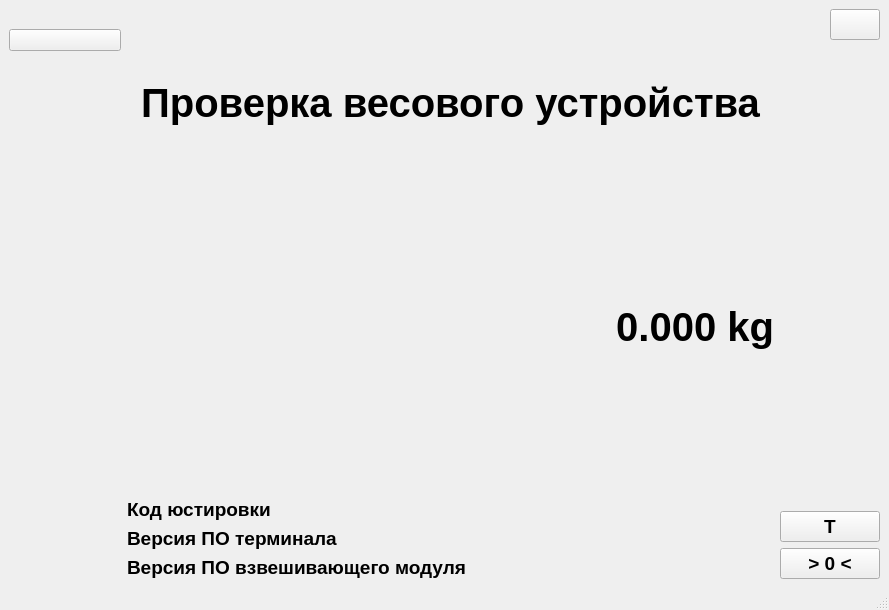
Qt form inspection_module/mainwindow.ui (cyrillwork/MassaK) before a commit.
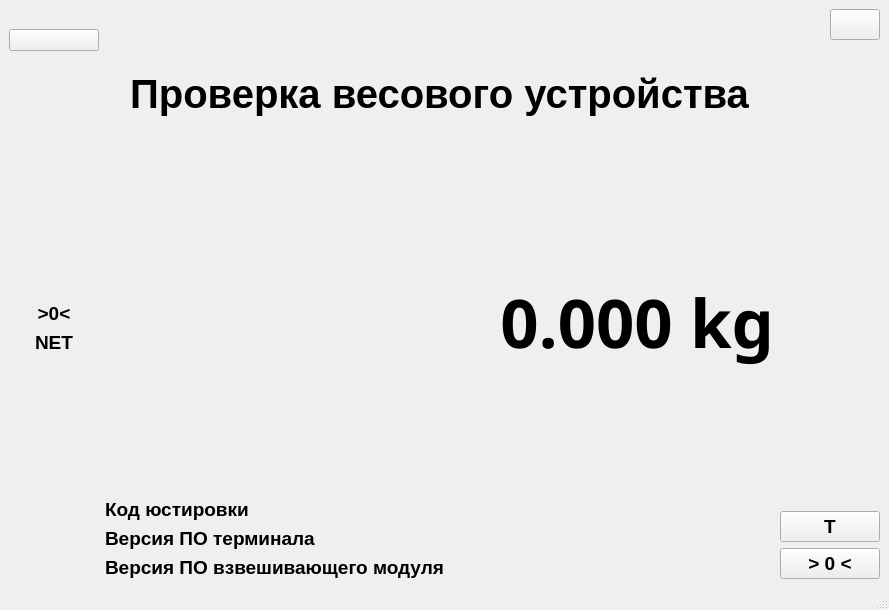
The same form after that commit.

Commit message: fix align widget

```diff
--- a/inspection_module/mainwindow.ui
+++ b/inspection_module/mainwindow.ui
@@ -36,7 +36,7 @@
          </size>
         </property>
         <property name="text">
-         <string>  </string>
+         <string/>
         </property>
        </widget>
       </item>
@@ -66,6 +66,50 @@
         </property>
        </spacer>
       </item>
+      <item>
+       <widget class="QLabel" name="zeroLabel">
+        <property name="maximumSize">
+         <size>
+          <width>90</width>
+          <height>16777215</height>
+         </size>
+        </property>
+        <property name="font">
+         <font>
+          <pointsize>14</pointsize>
+          <bold>true</bold>
+         </font>
+        </property>
+        <property name="text">
+         <string>&gt;0&lt;</string>
+        </property>
+        <property name="alignment">
+         <set>Qt::AlignCenter</set>
+        </property>
+       </widget>
+      </item>
+      <item>
+       <widget class="QLabel" name="netLabel">
+        <property name="maximumSize">
+         <size>
+          <width>90</width>
+          <height>16777215</height>
+         </size>
+        </property>
+        <property name="font">
+         <font>
+          <pointsize>14</pointsize>
+          <bold>true</bold>
+         </font>
+        </property>
+        <property name="text">
+         <string>NET</string>
+        </property>
+        <property name="alignment">
+         <set>Qt::AlignCenter</set>
+        </property>
+       </widget>
+      </item>
       <item>
        <spacer name="verticalSpacer">
         <property name="orientation">
@@ -157,7 +201,8 @@
        <widget class="QLabel" name="weightLabel">
         <property name="font">
          <font>
-          <pointsize>30</pointsize>
+          <family>Sans Serif</family>
+          <pointsize>50</pointsize>
           <bold>true</bold>
          </font>
         </property>
```
The commit also changes 8 other files.
